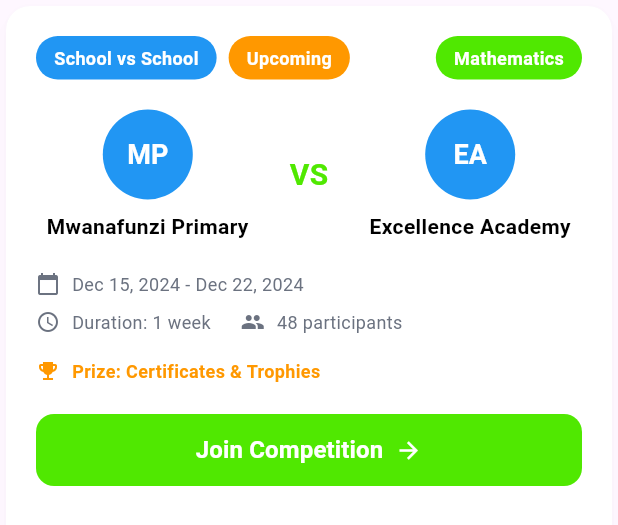
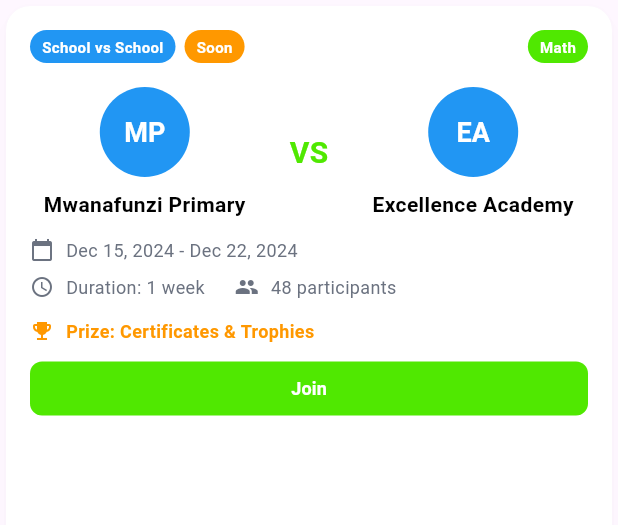
Before and after one commit to OdhiamboOmus/Mwanafunzi-Academy, a Flutter app: the CompetitionCardWidget widget shown alone on an empty page, opened directly, on a phone screen of 412 x 824 dp. Shown: the top 525 px of the screen. Run offline on Flutter 3.47's test engine with Material 3 defaults, Android fonts, the phone set to English and light mode, and no system bars; our stand-ins replace cloud_firestore, connectivity_plus, equatable, file_picker, firebase_auth, firebase_core and 3 more; accounts and stored records are empty; network calls fail.

Commit message:
meaningfull changes

```diff
--- a/lib/presentation/student/widgets/competition_card_widget.dart
+++ b/lib/presentation/student/widgets/competition_card_widget.dart
@@ -37,7 +37,7 @@ class CompetitionCardWidget extends StatelessWidget {
     shadowColor: Colors.black.withValues(alpha: 0.1),
     shape: RoundedRectangleBorder(borderRadius: BorderRadius.circular(16)),
     child: Container(
-      padding: const EdgeInsets.all(20),
+      padding: const EdgeInsets.all(16),
       decoration: BoxDecoration(
         borderRadius: BorderRadius.circular(16),
         color: Colors.white,
@@ -49,36 +49,36 @@ class CompetitionCardWidget extends StatelessWidget {
             children: [
               Container(
                 padding: const EdgeInsets.symmetric(
-                  horizontal: 12,
-                  vertical: 6,
+                  horizontal: 8,
+                  vertical: 4,
                 ),
                 decoration: BoxDecoration(
                   color: statusColor,
-                  borderRadius: BorderRadius.circular(20),
+                  borderRadius: BorderRadius.circular(12),
                 ),
                 child: Text(
                   status,
                   style: const TextStyle(
-                    fontSize: 12,
+                    fontSize: 10,
                     fontWeight: FontWeight.w600,
                     color: Colors.white,
                   ),
                 ),
               ),
-              const SizedBox(width: 8),
+              const SizedBox(width: 6),
               Container(
                 padding: const EdgeInsets.symmetric(
-                  horizontal: 12,
-                  vertical: 6,
+                  horizontal: 8,
+                  vertical: 4,
                 ),
                 decoration: BoxDecoration(
                   color: Colors.orange,
-                  borderRadius: BorderRadius.circular(20),
+                  borderRadius: BorderRadius.circular(12),
                 ),
                 child: const Text(
-                  'Upcoming',
+                  'Soon',
                   style: TextStyle(
-                    fontSize: 12,
+                    fontSize: 10,
                     fontWeight: FontWeight.w600,
                     color: Colors.white,
                   ),
@@ -87,17 +87,17 @@ class CompetitionCardWidget extends StatelessWidget {
               const Spacer(),
               Container(
                 padding: const EdgeInsets.symmetric(
-                  horizontal: 12,
-                  vertical: 6,
+                  horizontal: 8,
+                  vertical: 4,
                 ),
                 decoration: BoxDecoration(
                   color: const Color(0xFF50E801),
-                  borderRadius: BorderRadius.circular(20),
+                  borderRadius: BorderRadius.circular(12),
                 ),
                 child: const Text(
-                  'Mathematics',
+                  'Math',
                   style: TextStyle(
-                    fontSize: 12,
+                    fontSize: 10,
                     fontWeight: FontWeight.w600,
                     color: Colors.white,
                   ),
@@ -105,7 +105,7 @@ class CompetitionCardWidget extends StatelessWidget {
               ),
             ],
           ),
-          const SizedBox(height: 20),
+          const SizedBox(height: 16),
           Row(
             children: [
               Expanded(
@@ -177,7 +177,7 @@ class CompetitionCardWidget extends StatelessWidget {
               ),
             ],
           ),
-          const SizedBox(height: 20),
+          const SizedBox(height: 12),
           Row(
             children: [
               const Icon(
@@ -210,7 +210,7 @@ class CompetitionCardWidget extends StatelessWidget {
               ),
             ],
           ),
-          const SizedBox(height: 16),
+          const SizedBox(height: 12),
           Row(
             children: [
               const Icon(Icons.emoji_events, size: 16, color: Colors.orange),
@@ -225,10 +225,10 @@ class CompetitionCardWidget extends StatelessWidget {
               ),
             ],
           ),
-          const SizedBox(height: 20),
+          const SizedBox(height: 12),
           SizedBox(
             width: double.infinity,
-            height: 48,
+            height: 36,
             child: ElevatedButton(
               onPressed: () {
                 HapticFeedback.lightImpact();
@@ -238,19 +238,12 @@ class CompetitionCardWidget extends StatelessWidget {
                 foregroundColor: Colors.white,
                 elevation: 0,
                 shape: RoundedRectangleBorder(
-                  borderRadius: BorderRadius.circular(12),
+                  borderRadius: BorderRadius.circular(8),
                 ),
               ),
-              child: const Row(
-                mainAxisAlignment: MainAxisAlignment.center,
-                children: [
-                  Text(
-                    'Join Competition',
-                    style: TextStyle(fontSize: 16, fontWeight: FontWeight.w600),
-                  ),
-                  SizedBox(width: 8),
-                  Icon(Icons.arrow_forward, size: 18),
-                ],
+              child: const Text(
+                'Join',
+                style: TextStyle(fontSize: 12, fontWeight: FontWeight.w600),
               ),
             ),
           ),
--- a/lib/presentation/student/widgets/quiz_challenge_section.dart
+++ b/lib/presentation/student/widgets/quiz_challenge_section.dart
@@ -75,7 +75,7 @@ class QuizChallengeSection extends StatelessWidget {
           ),
           Container(
             margin: const EdgeInsets.only(left: 80),
-            height: 280,
+            height: 200,
             child: PageView.builder(
               controller: pageController,
               onPageChanged: onPageChanged,
--- a/lib/routes.dart
+++ b/lib/routes.dart
@@ -9,6 +9,8 @@ import 'presentation/student/student_home_screen.dart';
 import 'presentation/student/settings_screen.dart';
 import 'presentation/student/video_screen.dart';
 import 'presentation/student/lesson_detail_screen.dart';
+import 'presentation/student/quiz_challenge_screen.dart';
+import 'presentation/student/find_teachers_screen.dart';
 import 'presentation/parent/parent_home_screen.dart';
 import 'presentation/teacher/teacher_home_screen.dart';
 
@@ -24,6 +26,8 @@ class AppRoutes {
   static const String parentHome = '/parent-home';
   static const String teacherHome = '/teacher-home';
   static const String video = '/video';
+  static const String quizChallenge = '/quiz-challenge';
+  static const String findTeachers = '/find-teachers';
   static const String lessonDetail = '/lesson-detail';
 
   static Map<String, WidgetBuilder> get routes => {
@@ -38,6 +42,8 @@ class AppRoutes {
     parentHome: (context) => const ParentHomeScreen(),
     teacherHome: (context) => const TeacherHomeScreen(),
     video: (context) => const VideoScreen(selectedGrade: 'Grade 1'),
+    quizChallenge: (context) => const QuizChallengeScreen(),
+    findTeachers: (context) => const FindTeachersScreen(),
     lessonDetail: (context) => const LessonDetailScreen(
       subject: 'Mathematics',
       grade: 'Grade 1',
```
Also changed, not shown: lib/presentation/student/find_teachers_screen.dart (+25 -5 lines), lib/presentation/student/quiz_challenge_screen.dart (+27 -7 lines), lib/presentation/student/quiz_interface_screen.dart (+22 -16 lines), lib/presentation/student/student_home_screen.dart (+17 -7 lines), lib/presentation/student/video_screen.dart (+25 -4 lines), lib/presentation/student/widgets/quiz_card_widget.dart (+38 -38 lines), lib/presentation/student/widgets/quiz_competitions_section.dart (+7 -7 lines), flutter_01.png (added).
